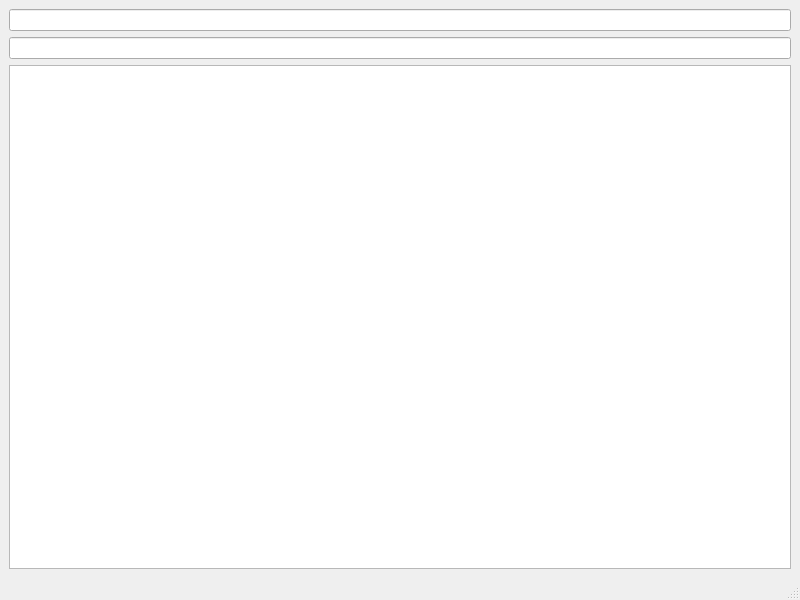
Before: the Qt Designer form mainwindow.ui in Ryeheck/getMusicApp, drawn with Qt 5.
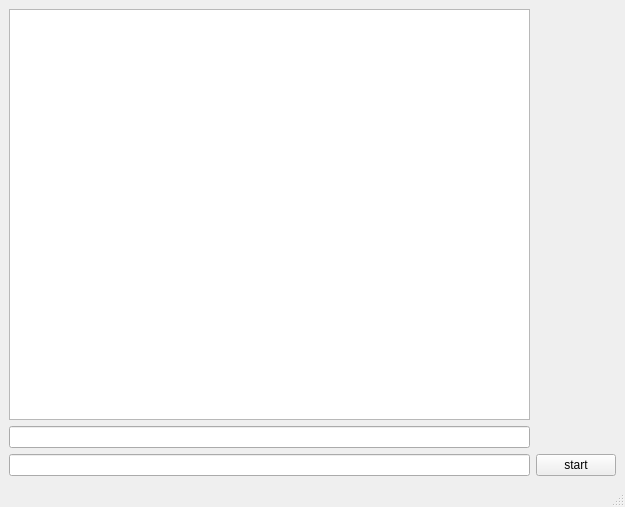
After: the same form once the commit is applied.

Patch:
```diff
--- a/mainwindow.ui
+++ b/mainwindow.ui
@@ -6,23 +6,30 @@
    <rect>
     <x>0</x>
     <y>0</y>
-    <width>800</width>
-    <height>600</height>
+    <width>625</width>
+    <height>507</height>
    </rect>
   </property>
   <property name="windowTitle">
    <string>MainWindow</string>
   </property>
   <widget class="QWidget" name="centralwidget">
-   <layout class="QVBoxLayout" name="verticalLayout">
-    <item>
+   <layout class="QGridLayout" name="gridLayout">
+    <item row="0" column="0">
+     <widget class="QPlainTextEdit" name="logView"/>
+    </item>
+    <item row="1" column="0">
      <widget class="QLineEdit" name="inputURL"/>
     </item>
-    <item>
+    <item row="2" column="0">
      <widget class="QLineEdit" name="inputFolder"/>
     </item>
-    <item>
-     <widget class="QPlainTextEdit" name="logView"/>
+    <item row="2" column="1" alignment="Qt::AlignmentFlag::AlignTop">
+     <widget class="QPushButton" name="startButton">
+      <property name="text">
+       <string>start</string>
+      </property>
+     </widget>
     </item>
    </layout>
   </widget>
```
Left out of the diff: 2 changed lines with no effect on the pictures.
